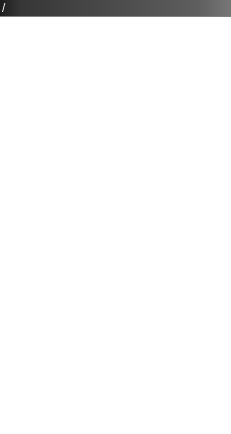
This is plugins/filebrowser/filebrowser.ui in rkyleg/scope as Qt 5 draws it before an edit. The edited form follows.
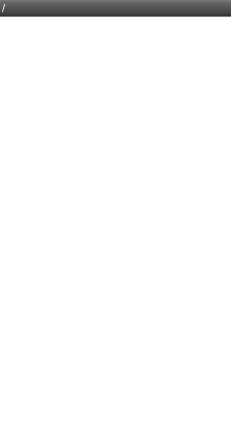
This is the edited form. Icons and pictures are not drawn.

Commit message: filebrowser - fixed root menu bugs updated documentation updated start workspace formatting

```diff
--- a/plugins/filebrowser/filebrowser.ui
+++ b/plugins/filebrowser/filebrowser.ui
@@ -22,8 +22,13 @@
    </property>
    <item row="0" column="0">
     <widget class="QLineEdit" name="le_root">
+     <property name="font">
+      <font>
+       <pointsize>8</pointsize>
+      </font>
+     </property>
      <property name="styleSheet">
-      <string notr="true">background-color: qlineargradient(spread:pad, x1:0, y1:0, x2:1, y2:0, stop:0 rgba(29, 29, 29, 255), stop:0.0845771 rgba(54, 54, 54, 255), stop:0.850746 rgba(94, 94, 94, 255), stop:1 rgba(119, 119, 119, 255));
+      <string notr="true">background-color: qlineargradient(spread:pad, x1:1, y1:1, x2:1, y2:0, stop:0.00995025 rgba(34, 34,34, 255), stop:0.174129 rgba(65, 65, 65, 255), stop:0.890547 rgba(104, 104, 104, 255), stop:1 rgba(128, 128, 128, 255));
 color:white;
 border:0px;
 border-bottom:1px solid gray;</string>
```
Left out of the diff: 3 changed lines with no effect on the pictures. The commit also changes 9 other files.
